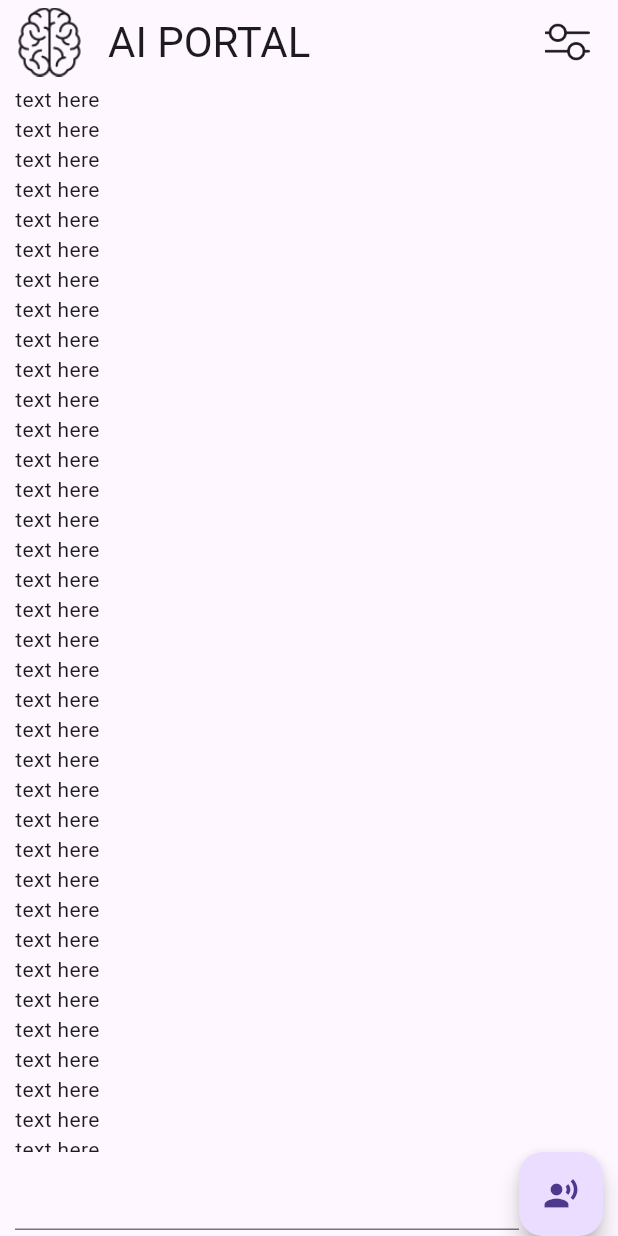
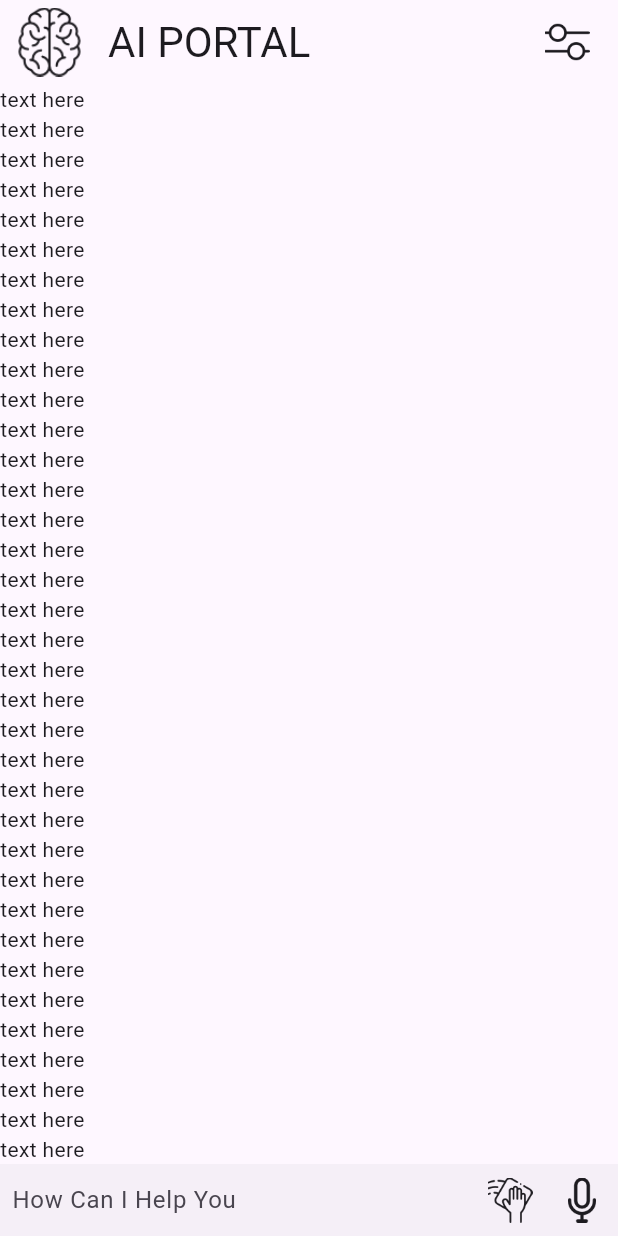
Before and after one commit to navodRathnayake/AI-Portal---Flutter-ChatGPT-Combin-HOLD, a Flutter app: the screen it shows after launch, on a phone screen of 412 x 824 dp. Run offline on Flutter 3.47's test engine with Material 2 defaults, Android fonts, the phone set to English and light mode, and no system bars; our stand-ins replace bloc, equatable, flutter_bloc.

Commit message:
added textfield with clean and mic buttons

```diff
--- a/lib/Logic/GPT/view/gpt_activity.dart
+++ b/lib/Logic/GPT/view/gpt_activity.dart
@@ -1,14 +1,14 @@
 library gpt_activity;
 
 import 'package:flutter/material.dart';
-import 'package:font_awesome_flutter/font_awesome_flutter.dart';
 import '../Widget/custom_settings_icon.dart';
 import '../Widget/popup_settings_menu.dart';
 
 class GPTActivity extends StatelessWidget {
-  const GPTActivity({super.key});
+  final _controller = TextEditingController();
+  GPTActivity({super.key});
   static Route<void> route() => MaterialPageRoute(
-        builder: (_) => const GPTActivity(),
+        builder: (_) => GPTActivity(),
       );
 
   @override
@@ -30,8 +30,6 @@ class GPTActivity extends StatelessWidget {
           ],
         ),
         body: SafeArea(
-          child: Padding(
-            padding: const EdgeInsets.symmetric(horizontal: 10.0),
           child: Column(
             children: [
               Expanded(
@@ -43,19 +41,51 @@ class GPTActivity extends StatelessWidget {
                 ),
               ),
               Container(
+                decoration: BoxDecoration(
+                    color: Theme.of(context).colorScheme.onInverseSurface),
+                child: Padding(
+                  padding: const EdgeInsets.only(left: 8.0),
                   child: Row(
                     children: [
-                      Flexible(child: TextField()),
-                      FloatingActionButton(
+                      Flexible(
+                        child: TextField(
+                          controller: _controller,
+                          decoration: const InputDecoration(
+                            border: InputBorder.none,
+                            hintText: 'How Can I Help You',
+                          ),
+                          cursorWidth: 10,
+                          minLines: 1,
+                          maxLines: 5,
+                          keyboardType: TextInputType.multiline,
+                          onSubmitted: (value) {},
+                          onChanged: (value) {},
+                        ),
+                      ),
+                      IconButton(
                           onPressed: () {},
-                        child: Icon(Icons.record_voice_over),
-                      )
+                          icon: SizedBox(
+                            height: 30,
+                            child: Image.asset(
+                              'Assets/Icons/clean.png',
+                              color: Theme.of(context).colorScheme.onBackground,
+                            ),
+                          )),
+                      IconButton(
+                          onPressed: () {},
+                          icon: SizedBox(
+                            width: 30,
+                            child: Image.asset(
+                              'Assets/Icons/mic.png',
+                              color: Theme.of(context).colorScheme.onBackground,
+                            ),
+                          ))
                     ],
+                  ),
                 ),
               ),
             ],
           ),
-          ),
         ));
   }
 }
--- a/lib/app.dart
+++ b/lib/app.dart
@@ -66,7 +66,7 @@ class AppView extends StatelessWidget {
           //   );
           // },
           // onGenerateRoute: AppRoutes.onGenerateRoute,
-          home: const GPTActivity(),
+          home: GPTActivity(),
         );
       },
     );
```
Also changed, not shown: Assets/Icons/clean.png (added), Assets/Icons/mic.png (added). Lines whose indentation alone changed are shown as unchanged.
